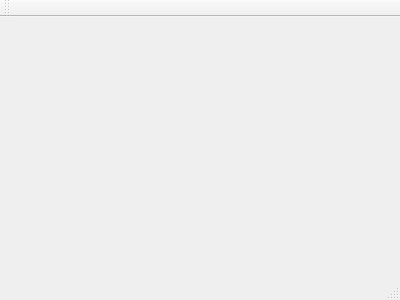
Old version of the form mainwindow.ui in the repository lookasiamrose/simplyQtUartGuiAndModel.
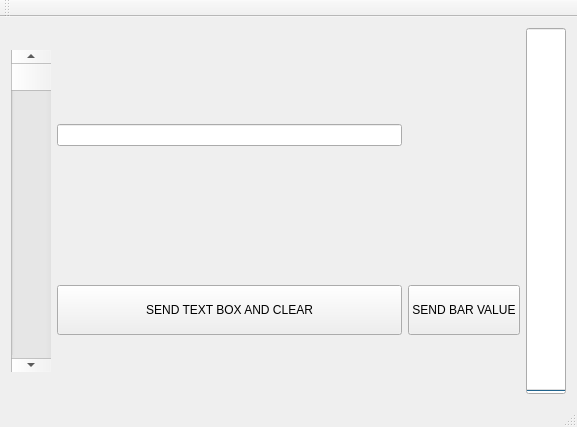
New version of the form.

Diff of the .ui file:
```diff
--- a/mainwindow.ui
+++ b/mainwindow.ui
@@ -1,24 +1,141 @@
 <ui version="4.0">
  <class>MainWindow</class>
- <widget class="QMainWindow" name="MainWindow" >
-  <property name="geometry" >
+ <widget class="QMainWindow" name="MainWindow">
+  <property name="geometry">
    <rect>
     <x>0</x>
     <y>0</y>
-    <width>400</width>
-    <height>300</height>
+    <width>577</width>
+    <height>427</height>
    </rect>
   </property>
   <property name="windowTitle" >
    <string>MainWindow</string>
   </property>
-  <widget class="QMenuBar" name="menuBar" />
-  <widget class="QToolBar" name="mainToolBar" />
-  <widget class="QWidget" name="centralWidget" />
-  <widget class="QStatusBar" name="statusBar" />
+  <widget class="QWidget" name="centralWidget">
+   <layout class="QGridLayout" name="gridLayout_2">
+    <item row="0" column="0">
+     <layout class="QGridLayout" name="initialGridLayout">
+      <item row="0" column="1">
+       <widget class="QLineEdit" name="mainLineField"/>
+      </item>
+      <item row="0" column="0" rowspan="2">
+       <widget class="QScrollBar" name="mainScrollBar">
+        <property name="minimumSize">
+         <size>
+          <width>40</width>
+          <height>300</height>
+         </size>
+        </property>
+        <property name="minimum">
+         <number>1</number>
+        </property>
+        <property name="maximum">
+         <number>100</number>
+        </property>
+        <property name="singleStep">
+         <number>1</number>
+        </property>
+        <property name="sliderPosition">
+         <number>1</number>
+        </property>
+        <property name="orientation">
+         <enum>Qt::Vertical</enum>
+        </property>
+        <property name="invertedAppearance">
+         <bool>false</bool>
+        </property>
+       </widget>
+      </item>
+      <item row="1" column="1">
+       <widget class="QPushButton" name="sendButton">
+        <property name="minimumSize">
+         <size>
+          <width>0</width>
+          <height>50</height>
+         </size>
+        </property>
+        <property name="text">
+         <string>SEND TEXT BOX AND CLEAR</string>
+        </property>
+       </widget>
+      </item>
+      <item row="1" column="2">
+       <widget class="QPushButton" name="barSendButton">
+        <property name="minimumSize">
+         <size>
+          <width>0</width>
+          <height>50</height>
+         </size>
+        </property>
+        <property name="text">
+         <string>SEND BAR VALUE</string>
+        </property>
+       </widget>
+      </item>
+      <item row="0" column="2">
+       <spacer name="horizontalSpace0">
+        <property name="orientation">
+         <enum>Qt::Horizontal</enum>
+        </property>
+        <property name="sizeType">
+         <enum>QSizePolicy::Minimum</enum>
+        </property>
+        <property name="sizeHint" stdset="0">
+         <size>
+          <width>100</width>
+          <height>20</height>
+         </size>
+        </property>
+       </spacer>
+      </item>
+     </layout>
+    </item>
+    <item row="0" column="2">
+     <widget class="QProgressBar" name="scrollBarProgress">
+      <property name="minimumSize">
+       <size>
+        <width>40</width>
+        <height>300</height>
+       </size>
+      </property>
+      <property name="minimum">
+       <number>1</number>
+      </property>
+      <property name="maximum">
+       <number>100</number>
+      </property>
+      <property name="value">
+       <number>0</number>
+      </property>
+      <property name="orientation">
+       <enum>Qt::Vertical</enum>
+      </property>
+     </widget>
+    </item>
+   </layout>
+  </widget>
+  <widget class="QMenuBar" name="menuBar">
+   <property name="geometry">
+    <rect>
+     <x>0</x>
+     <y>0</y>
+     <width>577</width>
+     <height>17</height>
+    </rect>
+   </property>
+  </widget>
+  <widget class="QToolBar" name="mainToolBar">
+   <attribute name="toolBarArea">
+    <enum>TopToolBarArea</enum>
+   </attribute>
+   <attribute name="toolBarBreak">
+    <bool>false</bool>
+   </attribute>
+  </widget>
+  <widget class="QStatusBar" name="statusBar"/>
  </widget>
- <layoutDefault spacing="6" margin="11" />
- <pixmapfunction></pixmapfunction>
+ <layoutdefault spacing="6" margin="11"/>
  <resources/>
  <connections/>
 </ui>
```
Left out of the diff: 3 changed lines with no effect on the pictures.
